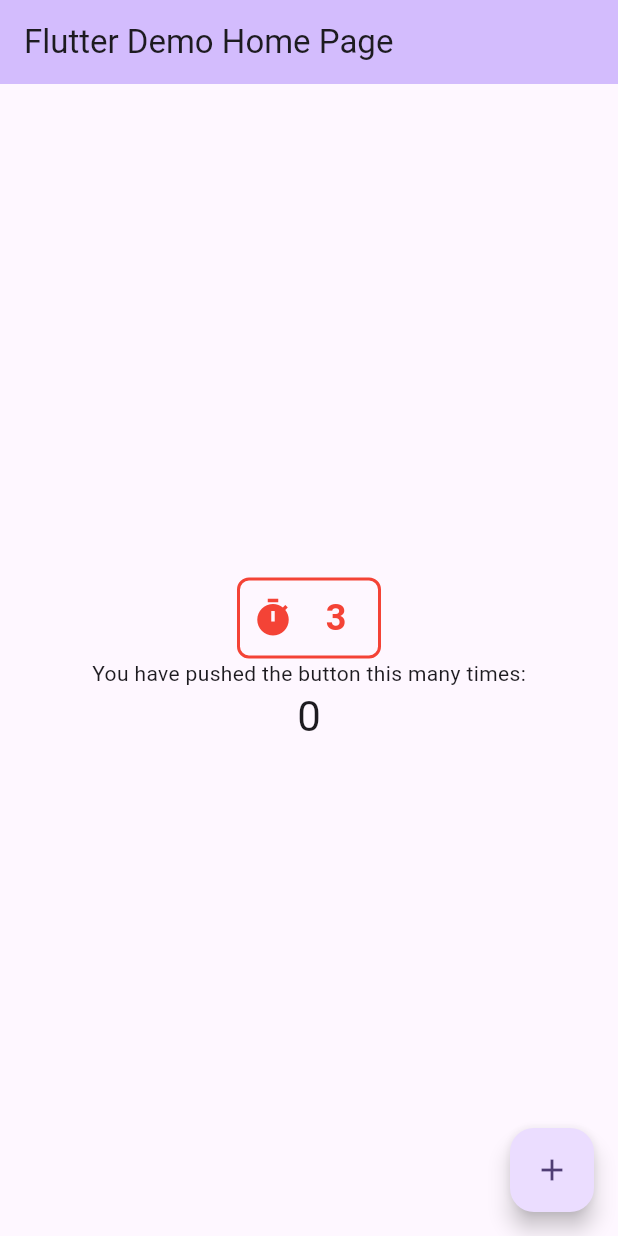
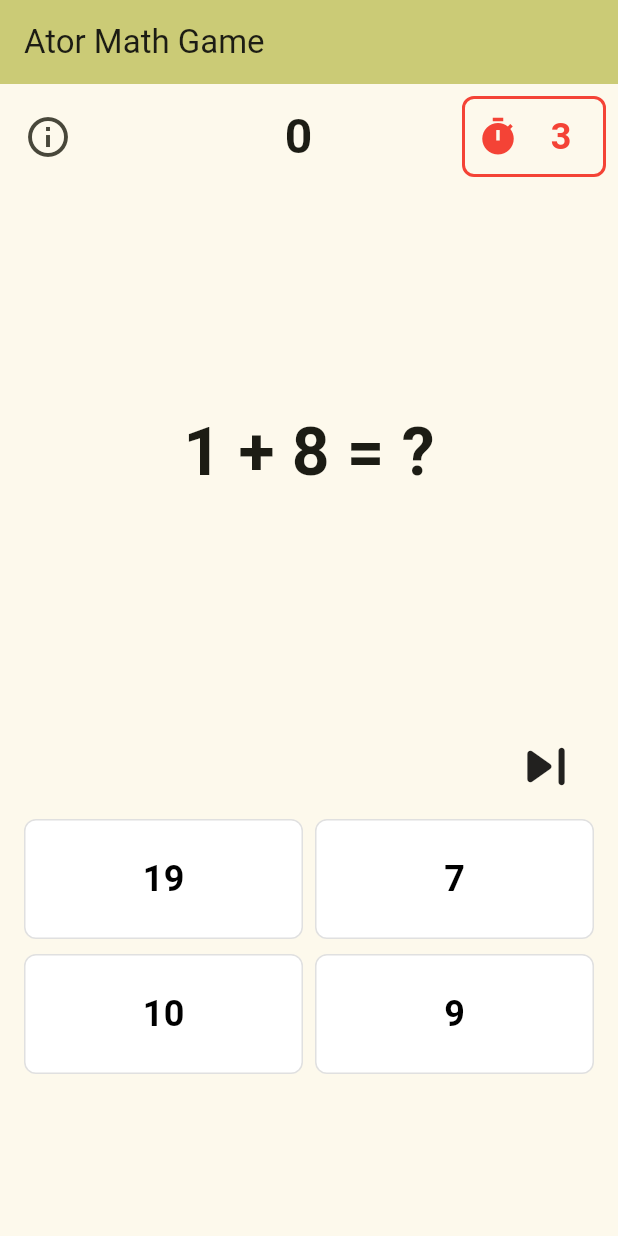
Before and after one commit to kaganzdmr58/ator_math_game, a Flutter app: the screen it shows after launch, on a phone screen of 412 x 824 dp. Run offline on Flutter 3.47's test engine with Material 3 defaults, Android fonts, the phone set to English and light mode, and no system bars.

Commit message:
set items

```diff
--- a/lib/main.dart
+++ b/lib/main.dart
@@ -1,4 +1,4 @@
-import 'package:ator_math_game/widgets/count_down_timer.dart';
+import 'package:ator_math_game/pages/home_page.dart';
 import 'package:flutter/material.dart';
 
 void main() {
@@ -8,123 +8,15 @@ void main() {
 class MyApp extends StatelessWidget {
   const MyApp({super.key});
 
-  // This widget is the root of your application.
   @override
   Widget build(BuildContext context) {
     return MaterialApp(
       title: 'Flutter Demo',
+      debugShowCheckedModeBanner: false,
       theme: ThemeData(
-        // This is the theme of your application.
-        //
-        // TRY THIS: Try running your application with "flutter run". You'll see
-        // the application has a purple toolbar. Then, without quitting the app,
-        // try changing the seedColor in the colorScheme below to Colors.green
-        // and then invoke "hot reload" (save your changes or press the "hot
-        // reload" button in a Flutter-supported IDE, or press "r" if you used
-        // the command line to start the app).
-        //
-        // Notice that the counter didn't reset back to zero; the application
-        // state is not lost during the reload. To reset the state, use hot
-        // restart instead.
-        //
-        // This works for code too, not just values: Most code changes can be
-        // tested with just a hot reload.
-        colorScheme: ColorScheme.fromSeed(seedColor: Colors.deepPurple),
+        colorScheme: ColorScheme.fromSeed(seedColor: Colors.yellowAccent),
       ),
-      home: const MyHomePage(title: 'Flutter Demo Home Page'),
+      home: const MyHomePage(title: 'Ator Math Game'),
     );
   }
 }
-
-class MyHomePage extends StatefulWidget {
-  const MyHomePage({super.key, required this.title});
-
-  // This widget is the home page of your application. It is stateful, meaning
-  // that it has a State object (defined below) that contains fields that affect
-  // how it looks.
-
-  // This class is the configuration for the state. It holds the values (in this
-  // case the title) provided by the parent (in this case the App widget) and
-  // used by the build method of the State. Fields in a Widget subclass are
-  // always marked "final".
-
-  final String title;
-
-  @override
-  State<MyHomePage> createState() => _MyHomePageState();
-}
-
-class _MyHomePageState extends State<MyHomePage> {
-  int _counter = 0;
-
-  void _incrementCounter() {
-    setState(() {
-      // This call to setState tells the Flutter framework that something has
-      // changed in this State, which causes it to rerun the build method below
-      // so that the display can reflect the updated values. If we changed
-      // _counter without calling setState(), then the build method would not be
-      // called again, and so nothing would appear to happen.
-      _counter++;
-    });
-  }
-
-  @override
-  Widget build(BuildContext context) {
-    // This method is rerun every time setState is called, for instance as done
-    // by the _incrementCounter method above.
-    //
-    // The Flutter framework has been optimized to make rerunning build methods
-    // fast, so that you can just rebuild anything that needs updating rather
-    // than having to individually change instances of widgets.
-    return Scaffold(
-      appBar: AppBar(
-        // TRY THIS: Try changing the color here to a specific color (to
-        // Colors.amber, perhaps?) and trigger a hot reload to see the AppBar
-        // change color while the other colors stay the same.
-        backgroundColor: Theme.of(context).colorScheme.inversePrimary,
-        // Here we take the value from the MyHomePage object that was created by
-        // the App.build method, and use it to set our appbar title.
-        title: Text(widget.title),
-      ),
-      body: Center(
-        // Center is a layout widget. It takes a single child and positions it
-        // in the middle of the parent.
-        child: Column(
-          // Column is also a layout widget. It takes a list of children and
-          // arranges them vertically. By default, it sizes itself to fit its
-          // children horizontally, and tries to be as tall as its parent.
-          //
-          // Column has various properties to control how it sizes itself and
-          // how it positions its children. Here we use mainAxisAlignment to
-          // center the children vertically; the main axis here is the vertical
-          // axis because Columns are vertical (the cross axis would be
-          // horizontal).
-          //
-          // TRY THIS: Invoke "debug painting" (choose the "Toggle Debug Paint"
-          // action in the IDE, or press "p" in the console), to see the
-          // wireframe for each widget.
-          mainAxisAlignment: MainAxisAlignment.center,
-          children: <Widget>[
-            CountdownTimer(
-              seconds: 10,
-              onFinished: () {
-                print('Geri sayım bitti!');
-              },
-            ),
-
-            const Text('You have pushed the button this many times:'),
-            Text(
-              '$_counter',
-              style: Theme.of(context).textTheme.headlineMedium,
-            ),
-          ],
-        ),
-      ),
-      floatingActionButton: FloatingActionButton(
-        onPressed: _incrementCounter,
-        tooltip: 'Increment',
-        child: const Icon(Icons.add),
-      ), // This trailing comma makes auto-formatting nicer for build methods.
-    );
-  }
-}
--- /dev/null
+++ b/lib/pages/home_page.dart
@@ -0,0 +1,217 @@
+import 'dart:math';
+
+import 'package:ator_math_game/widgets/count_down_timer.dart';
+import 'package:ator_math_game/widgets/false_animation.dart';
+import 'package:ator_math_game/widgets/half_button.dart';
+import 'package:ator_math_game/widgets/true_animation.dart';
+import 'package:flutter/material.dart';
+
+class MyHomePage extends StatefulWidget {
+  const MyHomePage({super.key, required this.title});
+
+  final String title;
+
+  @override
+  State<MyHomePage> createState() => _MyHomePageState();
+}
+
+class _MyHomePageState extends State<MyHomePage> {
+  int firstNumber = 0;
+  int secondNumber = 0;
+  int result = 0;
+  int score = 0;
+  int state = 0;
+  final random = Random();
+
+  List<int> sayilar = [5, 10, 15, 20];
+
+  void generateRandomNumbers() {
+    firstNumber = (1 + random.nextInt(10)).toInt();
+    secondNumber = (1 + random.nextInt(10)).toInt();
+    result = firstNumber + secondNumber;
+    setState(() {});
+    seperateList();
+  }
+
+  Future<void> checkAnswer(int answer) async {
+    if (answer == result) {
+      score++;
+      showTruePopup(true);
+    } else {
+      //score--;
+      showTruePopup(false);
+    }
+    state = 1;
+    setState(() {});
+    await Future.delayed(const Duration(seconds: 3));
+    state = 0;
+    generateRandomNumbers();
+
+    setState(() {});
+  }
+
+  int randomNumber() {
+    int yeniSayi = (1 + random.nextInt(20)).toInt();
+    if (sayilar.contains(yeniSayi)) {
+      return randomNumber();
+    } else {
+      return yeniSayi;
+    }
+  }
+
+  void seperateList() {
+    sayilar.first = result;
+    for (int i = 1; i < sayilar.length; i++) {
+      sayilar[i] = randomNumber();
+    }
+    setState(() {
+      sayilar.shuffle();
+    });
+  }
+
+  void showTruePopup(bool isTrue) {
+    showDialog(
+      context: context,
+      barrierDismissible: false,
+      barrierColor: Colors.transparent,
+      builder: (_) => isTrue ? TruePopupAnimation() : FalsePopupAnimation(),
+    );
+  }
+
+  @override
+  void initState() {
+    super.initState();
+    generateRandomNumbers();
+  }
+
+  @override
+  Widget build(BuildContext context) {
+    return Scaffold(
+      appBar: AppBar(
+        backgroundColor: Theme.of(context).colorScheme.inversePrimary,
+        title: Text(widget.title),
+      ),
+      body: Padding(
+        padding: const EdgeInsets.all(8.0),
+        child: Center(
+          child: Column(
+            mainAxisAlignment: MainAxisAlignment.center,
+            children: <Widget>[
+              Row(
+                mainAxisAlignment: MainAxisAlignment.spaceBetween,
+                children: [
+                  SizedBox(
+                    width: 82,
+                    child: Align(
+                      alignment: Alignment.centerLeft,
+                      child: IconButton(
+                        onPressed: () {},
+                        icon: const Icon(Icons.info_outline, size: 32),
+                      ),
+                    ),
+                  ),
+                  Text(
+                    "$score",
+                    style: TextStyle(fontSize: 32, fontWeight: FontWeight.bold),
+                  ),
+                  CountdownTimer(
+                    seconds: 10,
+                    state: state,
+                    onFinished: () {
+                      setState(() {
+                        state = 2;
+                        showTruePopup(false);
+                      });
+                    },
+                  ),
+                ],
+              ),
+              Spacer(),
+              Text(
+                "$firstNumber + $secondNumber = ?",
+                style: TextStyle(fontSize: 44, fontWeight: FontWeight.bold),
+              ),
+              Spacer(),
+              Align(
+                alignment: Alignment.centerRight,
+                child: InkWell(
+                  onTap: () {
+                    generateRandomNumbers();
+                    setState(() {});
+                  },
+                  borderRadius: BorderRadius.circular(8),
+                  child: SizedBox(
+                    width: 80,
+                    height: 50,
+                    child: Icon(Icons.skip_next_rounded, size: 50),
+                  ),
+                ),
+              ),
+              SizedBox(height: 10),
+              Column(
+                crossAxisAlignment: CrossAxisAlignment.center,
+                children: [
+                  Row(
+                    mainAxisAlignment: MainAxisAlignment.spaceEvenly,
+                    children: [
+                      HalfButton(
+                        text: sayilar[0].toString(),
+                        paddingWidth: 20,
+                        state: state,
+                        result: result,
+                        onPressed: () {
+                          checkAnswer(sayilar[0]);
+                        },
+                        height: 80,
+                      ),
+                      HalfButton(
+                        text: sayilar[1].toString(),
+                        paddingWidth: 20,
+                        state: state,
+                        result: result,
+
+                        onPressed: () {
+                          checkAnswer(sayilar[1]);
+                        },
+                        height: 80,
+                      ),
+                    ],
+                  ),
+                  SizedBox(height: 10, width: 10),
+                  Row(
+                    mainAxisAlignment: MainAxisAlignment.spaceEvenly,
+                    children: [
+                      HalfButton(
+                        text: sayilar[2].toString(),
+                        paddingWidth: 20,
+                        state: state,
+                        result: result,
+
+                        onPressed: () {
+                          checkAnswer(sayilar[2]);
+                        },
+                        height: 80,
+                      ),
+                      HalfButton(
+                        text: sayilar[3].toString(),
+                        paddingWidth: 20,
+                        state: state,
+                        result: result,
+
+                        onPressed: () {
+                          checkAnswer(sayilar[3]);
+                        },
+                        height: 80,
+                      ),
+                    ],
+                  ),
+                ],
+              ),
+              SizedBox(height: 100),
+            ],
+          ),
+        ),
+      ),
+    );
+  }
+}
--- /dev/null
+++ b/lib/view_model/plus_view_model.dart
@@ -0,0 +1,5 @@
+class PlusViewModel {
+
+
+
+}
--- a/lib/widgets/count_down_timer.dart
+++ b/lib/widgets/count_down_timer.dart
@@ -4,6 +4,7 @@ import 'package:flutter/material.dart';
 
 class CountdownTimer extends StatefulWidget {
   final int seconds;
+  final int state;
   final VoidCallback onFinished;
   final TextStyle? textStyle;
 
@@ -11,6 +12,7 @@ class CountdownTimer extends StatefulWidget {
     Key? key,
     required this.seconds,
     required this.onFinished,
+    required this.state,
     this.textStyle,
   }) : super(key: key);
 
@@ -31,6 +33,10 @@ class _CountdownTimerState extends State<CountdownTimer> {
   void _startCountdown() {
     _remainingSeconds = widget.seconds;
     _timer = Timer.periodic(const Duration(seconds: 1), (timer) {
+      if (widget.state == 1) {
+        timer.cancel();
+        return;
+      }
       if (_remainingSeconds == 0) {
         timer.cancel();
         widget.onFinished();
--- /dev/null
+++ b/lib/widgets/half_button.dart
@@ -0,0 +1,66 @@
+import 'package:flutter/material.dart';
+
+class HalfButton extends StatelessWidget {
+  final String? text;
+  final VoidCallback? onPressed;
+  final Color? color;
+  final Color? textColor;
+  final double? width;
+  final double? paddingWidth;
+  final double? height;
+  final double? paddingHeight;
+  final double? fontSize;
+  final Color? borderColor;
+  final int state;
+  final int? result;
+  const HalfButton({
+    super.key,
+    this.text,
+    this.onPressed,
+    this.color,
+    this.textColor,
+    this.width,
+    this.paddingWidth,
+    this.paddingHeight,
+    this.height,
+    this.fontSize,
+    this.borderColor,
+    this.state = 0,
+    this.result,
+  });
+
+  @override
+  Widget build(BuildContext context) {
+    return InkWell(
+      onTap: () {
+        if (state != 2 && onPressed != null) {
+          onPressed!();
+        }
+      },
+      child: Container(
+        width:
+            (width ?? MediaQuery.of(context).size.width / 2) -
+            (paddingWidth ?? 0),
+        height: ((height ?? 50) - (paddingHeight ?? 0)),
+        decoration: BoxDecoration(
+          color:
+              ((state == 1) && (result.toString() == text))
+                  ? Colors.green
+                  : color ?? Colors.white,
+          borderRadius: BorderRadius.circular(8),
+          border: Border.all(color: borderColor ?? Colors.black12, width: 1),
+        ),
+        child: Center(
+          child: Text(
+            (text ?? '').toUpperCase(),
+            style: TextStyle(
+              color: textColor ?? Colors.black,
+              fontSize: fontSize ?? 24,
+              fontWeight: FontWeight.bold,
+            ),
+          ),
+        ),
+      ),
+    );
+  }
+}
```
Also changed, not shown: lib/widgets/false_animation.dart (added, +52 -0 lines), lib/widgets/true_animation.dart (added, +53 -0 lines).
